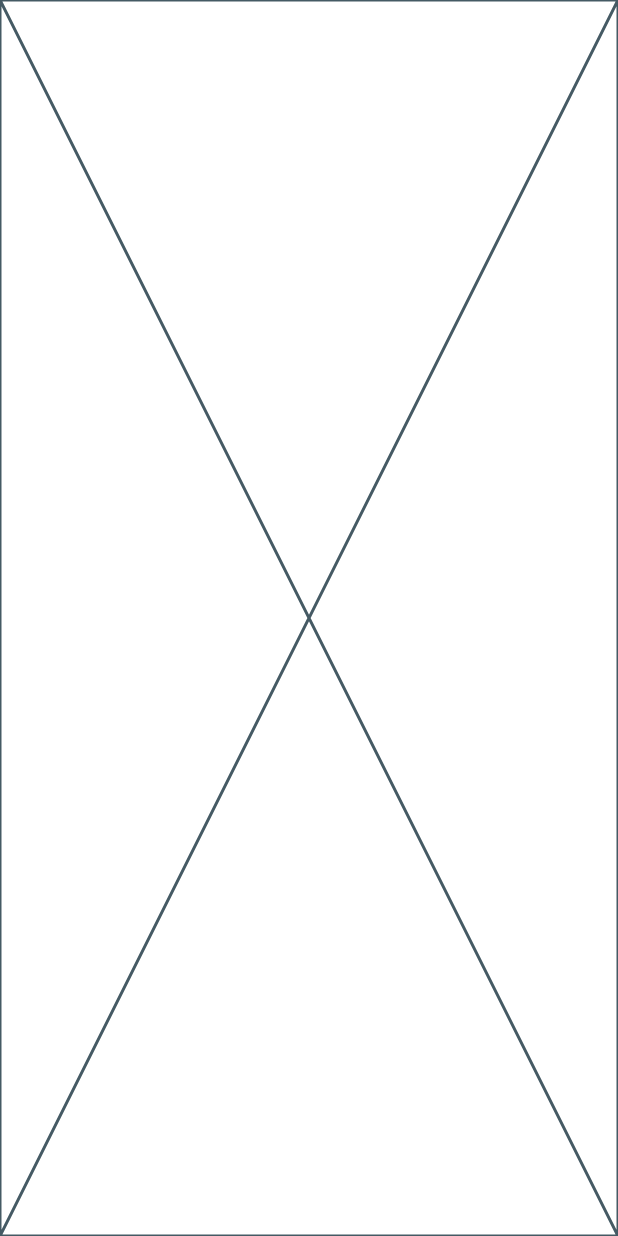
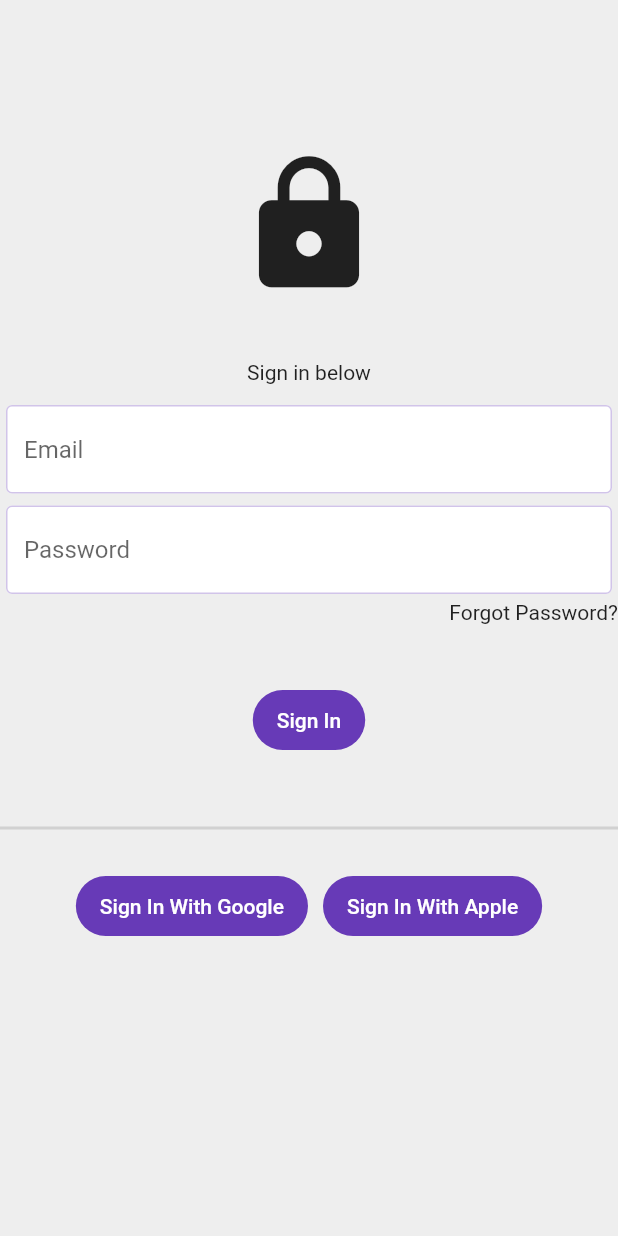
Before and after one commit to kealohigrondin/berry_club_flutter, a Flutter app: the screen it shows after launch, on a phone screen of 412 x 824 dp. Run offline on Flutter 3.47's test engine with Material 2 defaults, Android fonts, the phone set to English and light mode, and no system bars; our stand-ins replace firebase_auth, firebase_core; accounts and stored records are empty.

Commit message:
basic login page added with firebase connection

```diff
--- /dev/null
+++ b/lib/components/CustomTextField.dart
@@ -0,0 +1,32 @@
+import 'package:flutter/material.dart';
+
+class CustomTextField extends StatelessWidget {
+  final controller;
+  final String hintText;
+  final bool obscureText;
+
+  const CustomTextField({
+    super.key,
+    required this.controller,
+    required this.hintText,
+    required this.obscureText,
+  });
+
+  @override
+  Widget build(BuildContext context) {
+    return Padding(
+      padding: const EdgeInsets.all(4.0),
+      child: TextField(
+        obscureText: obscureText,
+        decoration: InputDecoration(
+            hintText: hintText,
+            enabledBorder: OutlineInputBorder(
+                borderSide: BorderSide(color: Theme.of(context).primaryColorLight)),
+            focusedBorder:
+                OutlineInputBorder(borderSide: BorderSide(color: Theme.of(context).primaryColor)),
+            fillColor: Colors.white,
+            filled: true),
+      ),
+    );
+  }
+}
--- a/lib/main.dart
+++ b/lib/main.dart
@@ -1,18 +1,28 @@
+import 'package:berry_club/pages/auth_page.dart';
+import 'package:berry_club/services/auth_service.dart';
 import 'package:flutter/material.dart';
+import 'package:firebase_core/firebase_core.dart';
+import 'firebase_options.dart';
 
-import 'app_root.dart';
-
-void main() {
-  runApp(const MainApp());
+void main() async {
+  await Firebase.initializeApp(
+    options: DefaultFirebaseOptions.currentPlatform,
+  );
+  runApp(MyApp());
 }
 
-class MainApp extends StatelessWidget {
-  const MainApp({super.key});
+class MyApp extends StatelessWidget {
+  MyApp({super.key});
 
+  // This widget is the root of your application.
   @override
   Widget build(BuildContext context) {
     return MaterialApp(
-      home: AppRoot(),
+      title: 'Flutter Demo',
+      theme: ThemeData(
+        primarySwatch: Colors.deepPurple,
+      ),
+      home: AuthPage(),
     );
   }
 }
--- /dev/null
+++ b/lib/pages/auth_page.dart
@@ -0,0 +1,23 @@
+import 'package:firebase_auth/firebase_auth.dart';
+import 'package:flutter/material.dart';
+
+import '../app_root.dart';
+import 'login_page.dart';
+
+class AuthPage extends StatelessWidget {
+  AuthPage({super.key});
+
+  @override
+  Widget build(BuildContext context) {
+    return Scaffold(
+        body: StreamBuilder<User?>(
+            stream: FirebaseAuth.instance.authStateChanges(),
+            builder: (context, snapshot) {
+              if (snapshot.hasData) {
+                return AppRoot();
+              } else {
+                return LoginPage();
+              }
+            }));
+  }
+}
--- a/lib/home_page.dart
+++ b/lib/pages/home_page.dart
@@ -1,10 +1,10 @@
-// ignore_for_file: prefer_const_constructors
-
 import 'package:flutter/material.dart';
 
 class HomePage extends StatelessWidget {
+  const HomePage({super.key});
+
   @override
   Widget build(BuildContext context) {
-    return Center(child: Text('hello'));
+    return const Center(child: Text('home'));
   }
 }
--- /dev/null
+++ b/lib/pages/login_page.dart
@@ -0,0 +1,61 @@
+import 'package:berry_club/components/ImageButton.dart';
+import 'package:firebase_auth/firebase_auth.dart';
+import 'package:flutter/material.dart';
+
+import '../components/CustomTextField.dart';
+import '../services/auth_service.dart';
+
+class LoginPage extends StatelessWidget {
+  LoginPage({super.key});
+
+  final usernameController = TextEditingController();
+  final passwordController = TextEditingController();
+
+  @override
+  Widget build(BuildContext context) {
+    return SafeArea(
+      child: Scaffold(
+        backgroundColor: Colors.grey[200],
+        body: Center(
+          child: ConstrainedBox(
+            constraints: const BoxConstraints(maxWidth: 800),
+            child: Column(
+              children: [
+                const SizedBox(height: 100),
+                const Icon(Icons.lock, size: 100),
+                const SizedBox(height: 40),
+                const Text('Sign in below'),
+                const SizedBox(height: 10),
+                CustomTextField(
+                    controller: usernameController, hintText: 'Email', obscureText: false),
+                CustomTextField(
+                    controller: passwordController, hintText: 'Password', obscureText: true),
+                Row(mainAxisAlignment: MainAxisAlignment.end, children: [Text('Forgot Password?')]),
+                const SizedBox(height: 40),
+                FilledButton(
+                    onPressed: () =>
+                        AuthService().signInUser(usernameController.text, passwordController.text),
+                    child: const Text('Sign In')),
+                const SizedBox(height: 40),
+                const Divider(thickness: 2),
+                const SizedBox(height: 20),
+                Row(
+                  mainAxisAlignment: MainAxisAlignment.center,
+                  children: [
+                    FilledButton(
+                        onPressed: () => AuthService().signInWithGoogle(),
+                        child: Text('Sign In With Google')),
+                    const SizedBox(width: 10),
+                    FilledButton(
+                        onPressed: () => AuthService().signInWithGoogle(),
+                        child: Text('Sign In With Apple'))
+                  ],
+                )
+              ],
+            ),
+          ),
+        ),
+      ),
+    );
+  }
+}
--- /dev/null
+++ b/lib/services/auth_service.dart
@@ -0,0 +1,41 @@
+// ignore_for_file: avoid_print
+
+import 'package:firebase_auth/firebase_auth.dart';
+
+class AuthService {
+  createUser(emailAddress, password) async {
+    try {
+      final credential = await FirebaseAuth.instance.createUserWithEmailAndPassword(
+        email: emailAddress,
+        password: password,
+      );
+      print(credential);
+    } on FirebaseAuthException catch (e) {
+      if (e.code == 'weak-password') {
+        print('The password provided is too weak.');
+      } else if (e.code == 'email-already-in-use') {
+        print('The account already exists for that email.');
+      }
+    } catch (e) {
+      print(e);
+    }
+  }
+
+  signInUser(emailAddress, password) async {
+    try {
+      final credential = await FirebaseAuth.instance
+          .signInWithEmailAndPassword(email: emailAddress, password: password);
+      print(credential);
+    } on FirebaseAuthException catch (e) {
+      if (e.code == 'user-not-found') {
+        print('No user found for that email.');
+      } else if (e.code == 'wrong-password') {
+        print('Wrong password provided for that user.');
+      }
+    }
+  }
+
+  signInWithGoogle() {
+    throw UnimplementedError('Google auth unimplemented');
+  }
+}
```
Also changed, not shown: analysis_options.yaml (+28 -0 lines), lib/app_root.dart (+46 -10 lines), lib/components/ImageButton.dart (added, +17 -0 lines), pubspec.yaml (+76 -4 lines), lib/firebase_options.dart (added), lib/images/google.png (added), pubspec.lock, 24 other files.
